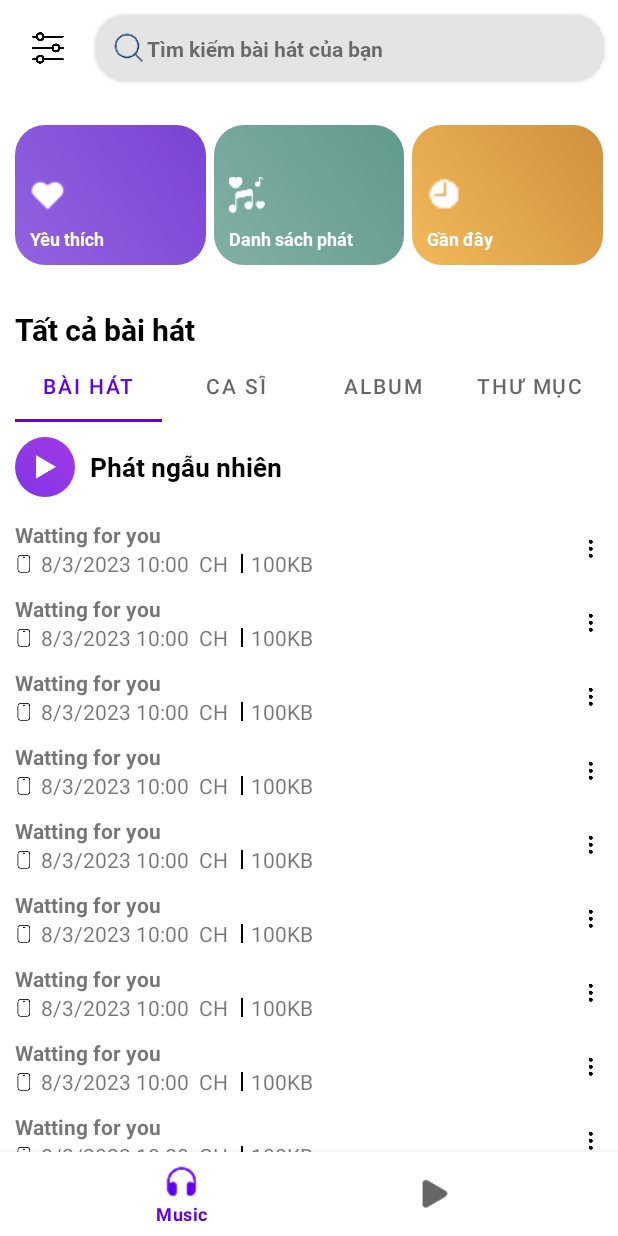
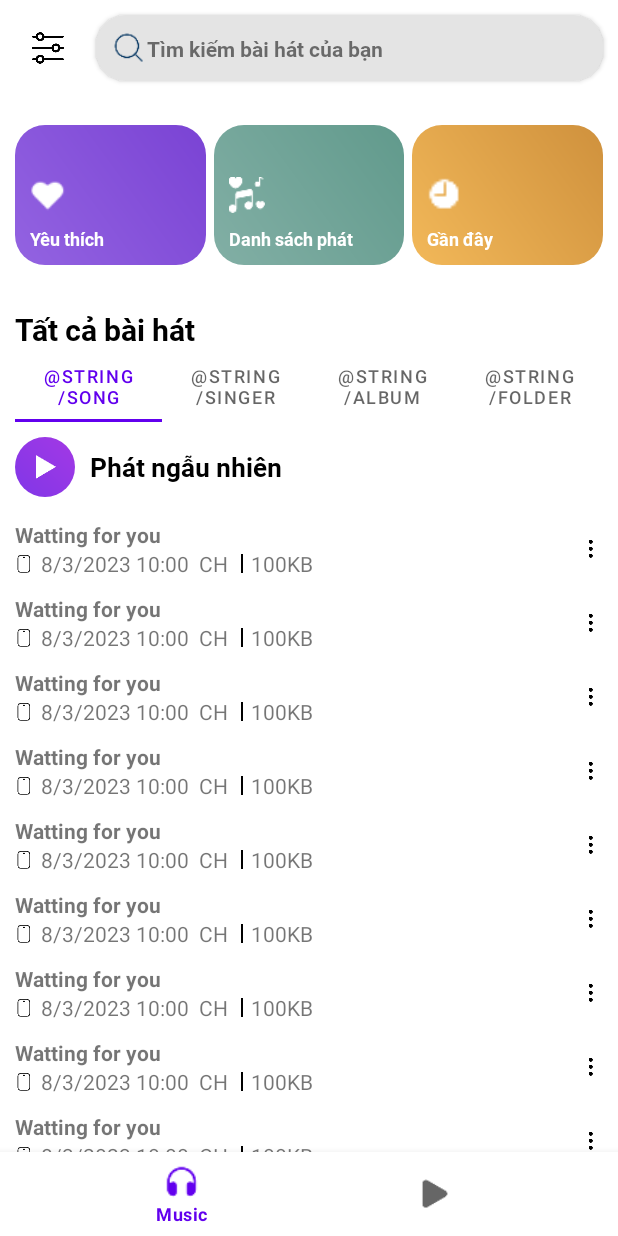
Before and after one commit to Khanhhn2004-zz/Music-, an Android app: the screen it shows after launch (MainActivity), on a phone screen of 412 x 824 dp. Run offline under Robolectric (Android 15) with nearby library versions, the phone set to English and light mode, and no system bars; our stand-ins replace data binding.

Commit message:
edit name tab

```diff
--- a/app/src/main/java/com/example/mymusic/ui/main/main/music/HomeMusicFragment.java
+++ b/app/src/main/java/com/example/mymusic/ui/main/main/music/HomeMusicFragment.java
@@ -32,16 +32,16 @@ public class HomeMusicFragment extends BaseBindingFragment<FragmentHomeMusicBind
             public void onConfigureTab(@NonNull TabLayout.Tab tab, int position) {
                 switch (position) {
                     case 0:
-                        tab.setText("Bài hát");
+                        tab.setText("@string/song");
                         break;
                     case 1:
-                        tab.setText("Ca sĩ");
+                        tab.setText("@string/singer");
                         break;
                     case 2:
-                        tab.setText("Album");
+                        tab.setText("@string/album");
                         break;
                     case 3:
-                        tab.setText("Thư mục");
+                        tab.setText("@string/folder");
                         break;
                 }
             }
--- a/app/src/main/res/values/strings.xml
+++ b/app/src/main/res/values/strings.xml
@@ -9,6 +9,10 @@
     <string name="Random">Phát ngẫu nhiên</string>
     <string name="web">NhacCuaTui.com</string>
     <string name="letter">A</string>
+    <string name="song">Bài hát</string>
+    <string name="folder">Thư mục</string>
+    <string name="album">Album</string>
+
     <string name="singer">Anh Tu Atus</string>
     <string name="quantity">1 bai hat</string>
     <string name="name_music">Waitting for you</string>
```
